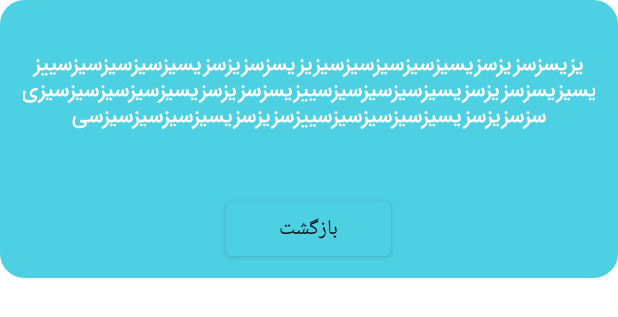
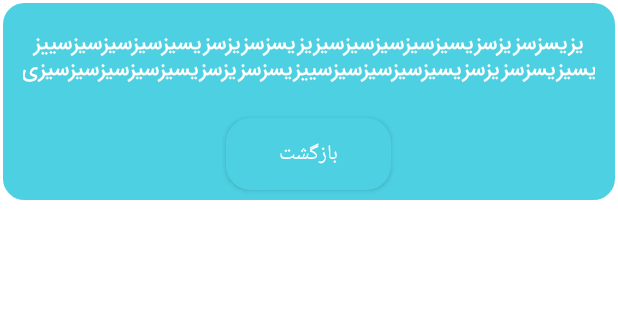
Before and after one commit to amirhusseinSSoori/UssdSample, an Android app built with Jetpack Compose: the layout dialog_show_notify.xml on its own in the app's theme, with its tools: preview values and no code run, on a phone screen of 412 x 824 dp. Shown: the top 317 px of the screen. Run offline under Robolectric (Android 15) with nearby library versions, the light colour scheme and no system bars.

Commit message:
initial dialog for ussd

```diff
--- a/app/build.gradle
+++ b/app/build.gradle
@@ -74,7 +74,7 @@ dependencies {
     implementation 'androidx.lifecycle:lifecycle-runtime-ktx:2.3.1'
     implementation  'androidx.lifecycle:lifecycle-viewmodel-ktx:2.3.1'
     implementation"androidx.compose.runtime:runtime-livedata:$compose_version"
-    implementation 'com.romellfudi.permission:fudi-permission:2.0.a'
+
     implementation 'com.rbddevs.splashy:splashy:1.2.0'
     implementation 'com.google.android.play:core:1.10.0'
     implementation 'com.jakewharton.timber:timber:4.7.1'
@@ -96,7 +96,6 @@ dependencies {
 
 
 
-   // implementation "androidx.navigation:navigation-compose:2.4.0-alpha05"
     implementation "com.google.accompanist:accompanist-navigation-animation:0.16.0"
 
 }
--- a/app/src/main/res/drawable/bg_drawable.xml
+++ b/app/src/main/res/drawable/bg_drawable.xml
@@ -3,5 +3,5 @@
 
 <corners android:radius="15dp"/>
     <solid android:color="@color/purple_500"/>
-    <stroke android:width="2dp" android:color="@color/purple_500"/>
+    <stroke android:width="2dp" android:color="@color/white"/>
 </shape>
--- a/app/src/main/res/layout/dialog_show_notify.xml
+++ b/app/src/main/res/layout/dialog_show_notify.xml
@@ -11,7 +11,7 @@
     <TextView
         android:id="@+id/txt_dialog_txt_notify"
         android:layout_width="match_parent"
-        android:layout_height="120dp"
+        android:layout_height="70dp"
         android:gravity="center"
         android:padding="15dp"
         android:fontFamily="@font/iransanse_medium"
@@ -34,8 +34,8 @@
             android:id="@+id/btn_dialog_retun"
             android:layout_width="110dp"
             android:layout_height="wrap_content"
-
-            android:textColor="@color/black"
+            android:background="@drawable/bg_drawable"
+            android:textColor="@color/white"
             android:layout_margin="5dp"
             android:text="بازگشت"
 
```
Also changed, not shown: app/src/main/java/com/example/ussdproject/MainActivity.kt (+9 -0 lines), app/src/main/java/com/example/ussdproject/ui/forward/ForwardScreen.kt (+9 -45 lines), app/src/main/java/com/example/ussdproject/ui/forward/ForwardViewModel.kt (+4 -5 lines), app/src/main/java/com/example/ussdproject/ui/navigation/nav_graph.kt (+42 -10 lines).
